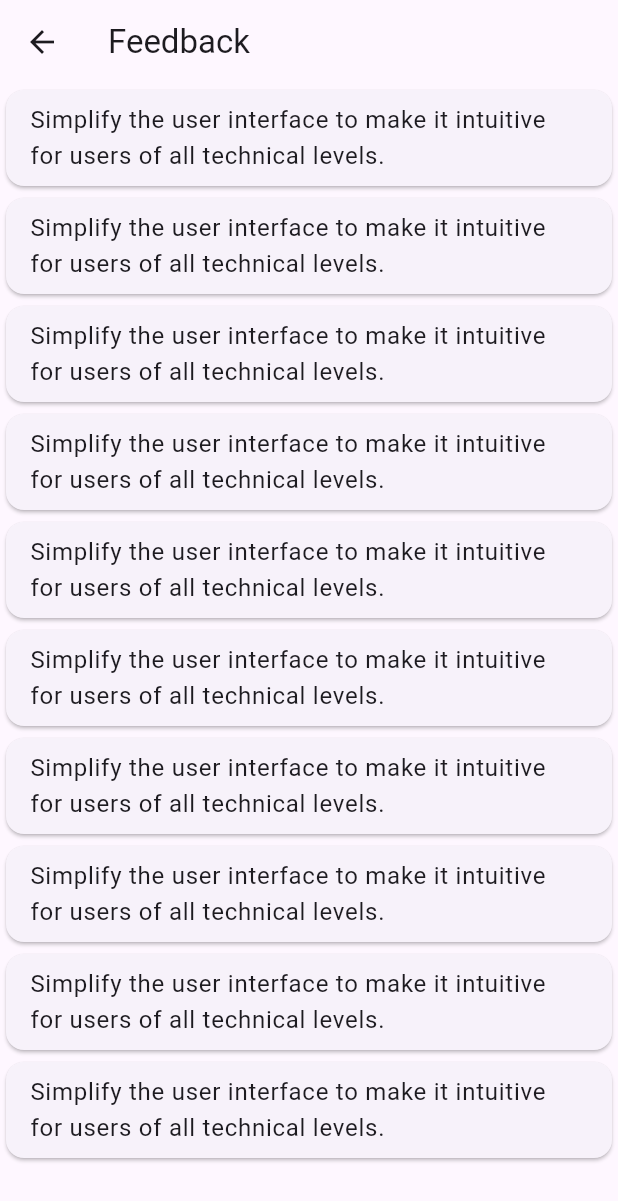
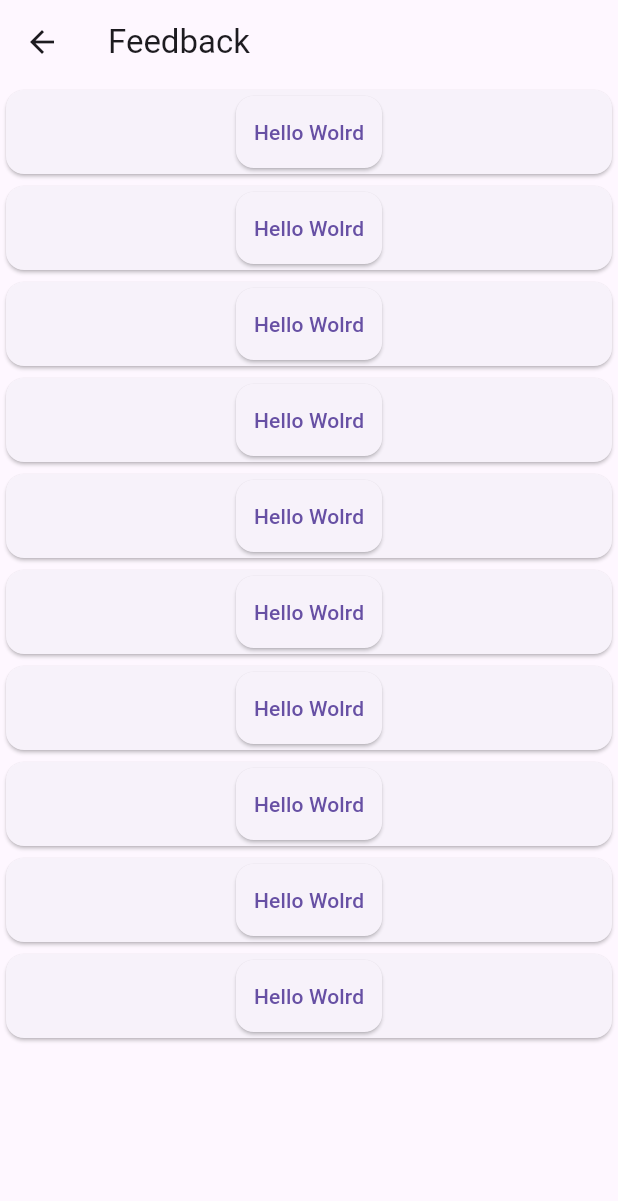
Before and after one commit to ashiqmhdkn/collage_bus_map, a Flutter app: the show_feedback screen opened directly, on a phone screen of 412 x 824 dp. Shown: the top 1201 px of the screen. Run offline on Flutter 3.47's test engine with Material 3 defaults, Android fonts, the phone set to English and light mode, and no system bars; our stand-ins replace cloud_firestore, firebase_auth, firebase_core, get, google_maps_flutter, image_picker and 2 more; accounts and stored records are empty.

Commit message:
setting feedback show

```diff
--- a/lib/login.dart
+++ b/lib/login.dart
@@ -99,7 +99,7 @@ class Login extends StatelessWidget {
                               ),
                               onPressed: () {
                                 // Toggle the value of showpassword when IconButton is pressed
-                                showpassword.toggle();
+                                showpassword.toggle() ;
                               },
                             ),
                           ),
--- a/lib/show_feedback.dart
+++ b/lib/show_feedback.dart
@@ -22,8 +22,8 @@ class show_feedback extends StatelessWidget {
                 child: Card(
                  child: Column(
                   children: [
-                    ListTile(
-                      title: Text(feedbacks[0]),
+                    Card(
+                      child: TextButton(onPressed: (){}, child: Text("Hello Wolrd"),style: ButtonStyle(),),
                     )
                   ],
                  ),
```
